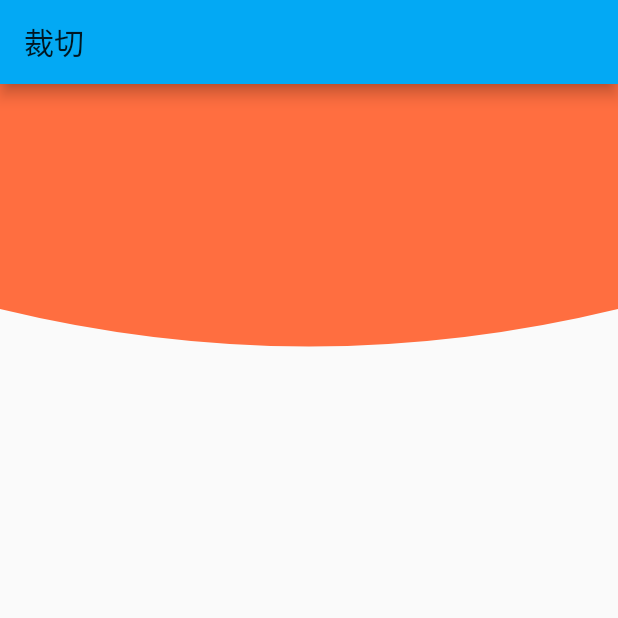
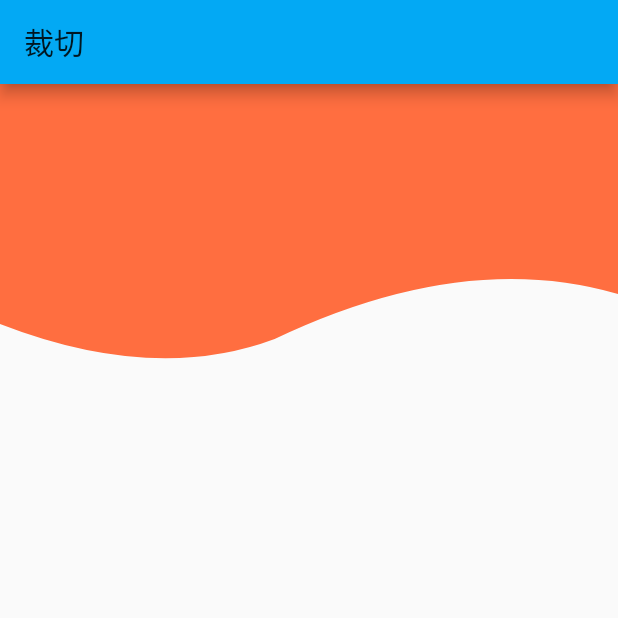
Before and after one commit to maoai-xianyu/flutter_learn, a Flutter app: the screen it shows after launch, on a phone screen of 412 x 824 dp, the top half of it. Run offline on Flutter 3.47's test engine with Material 2 defaults, Android fonts, the phone set to English and light mode, and no system bars.

Commit message:
贝塞尔

```diff
--- a/lib/project/Project10CustomClipper.dart
+++ b/lib/project/Project10CustomClipper.dart
@@ -10,7 +10,7 @@ class Project10CustomClipper extends StatelessWidget {
       body: Column(
         children: <Widget>[
           ClipPath(
-            clipper: BottomClipper(),
+            clipper: BottomClipperWave (),
             child: Container(
               color: Colors.deepOrangeAccent,
               height: 200.0,
@@ -22,6 +22,50 @@ class Project10CustomClipper extends StatelessWidget {
   }
 }
 
+class BottomClipperWave extends CustomClipper<Path> {
+  @override
+  Path getClip(Size size) {
+    var path = new Path();
+    path.lineTo(0.0, 0.0);
+    path.lineTo(0.0, size.height - 40);
+    // 第一条画弧线
+    // 控制点
+    var firstPoint = Offset(size.width / 4, size.height);
+    // 结束点
+    var secondPoint = Offset(size.width / 2.25, size.height - 30);
+    // 二次贝塞尔曲线
+    path.quadraticBezierTo(
+      firstPoint.dx,
+      firstPoint.dy,
+      secondPoint.dx,
+      secondPoint.dy,
+    );
+    // 第二条画弧线
+
+    var threePoint = Offset(size.width / 4 + size.width / 2, size.height-90);
+    // 结束点
+    var fourPoint = Offset(size.width , size.height - 60);
+
+    // 二次贝塞尔曲线
+    path.quadraticBezierTo(
+      threePoint.dx,
+      threePoint.dy,
+      fourPoint.dx,
+      fourPoint.dy,
+    );
+    // 第二条画弧线
+    path.lineTo(size.width, size.height - 60);
+    path.lineTo(size.width, 0.0);
+    return path;
+  }
+
+  @override
+  bool shouldReclip(CustomClipper<Path> oldClipper) {
+    return false;
+  }
+}
+
+// 弧线
 class BottomClipper extends CustomClipper<Path> {
   @override
   Path getClip(Size size) {
```
Also changed, not shown: 1 other file.
